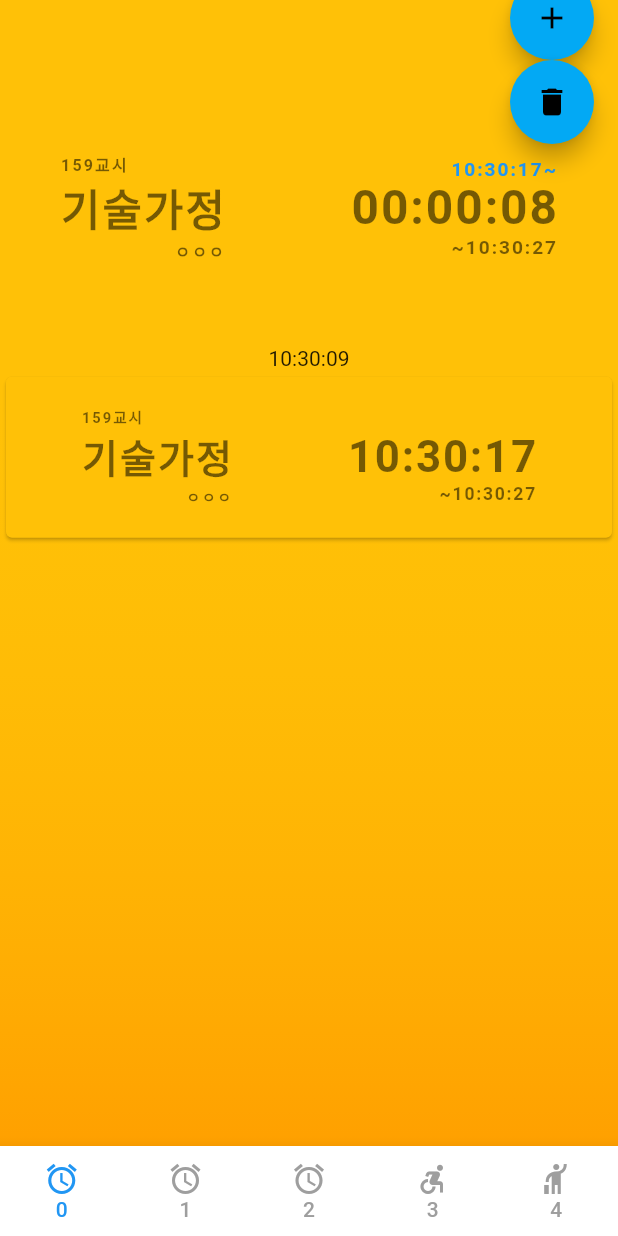
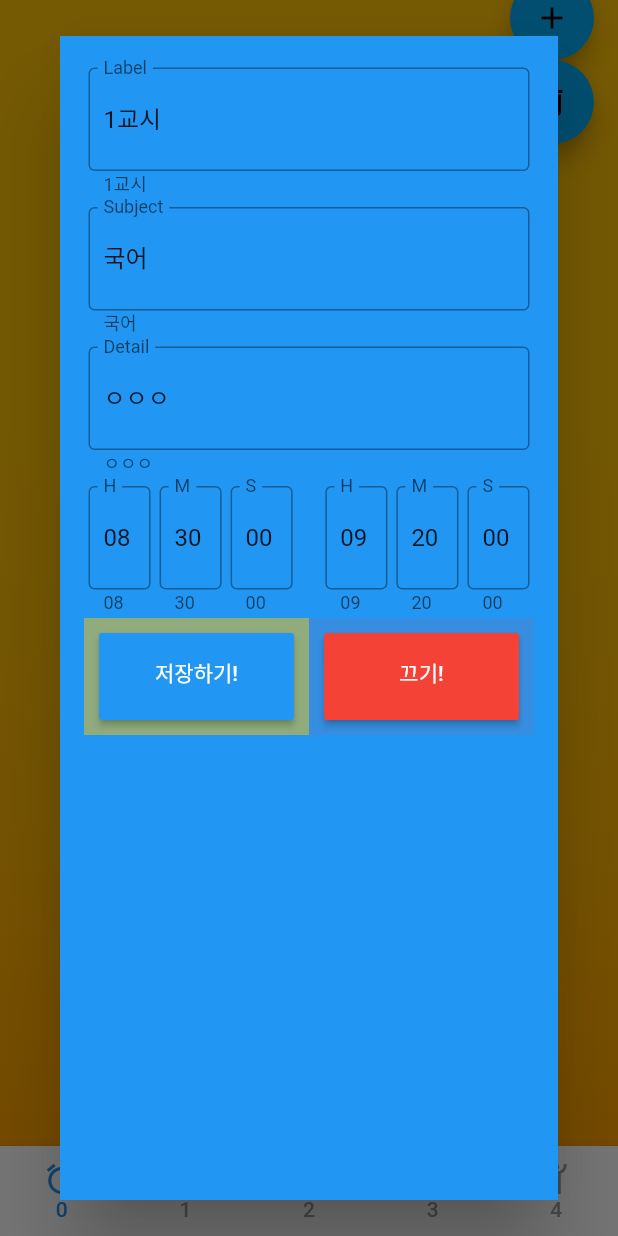
Before and after one commit to rooky0509/ontime, a Flutter app: the screen it shows after launch, after a tap on the "add" icon, on a phone screen of 412 x 824 dp. Run offline on Flutter 3.47's test engine with Material 2 defaults, Android fonts, the light colour scheme and no system bars; our stand-ins replace shared_preferences.

Commit message:
Dialog디자인 수정 / * teacher => detail *

```diff
--- a/lib/SaveData.dart
+++ b/lib/SaveData.dart
@@ -34,14 +34,14 @@ class SaveData {
 }
 
 class Cell {  //1과목
-  String label, subject, teacher;
+  String label, subject, detail;
   List<int> start, end;
   //bool isActive;
 
   Cell({
     this.label = "1교시",
     this.subject = "국어",
-    this.teacher = "ㅇㅇㅇ",
+    this.detail = "ㅇㅇㅇ",
     this.start = const [8,30,0],
     this.end = const [9,20,0],
     //this.isActive = false,
@@ -50,7 +50,7 @@ class Cell {  //1과목
   String toString() => jsonEncode({
     "label" : label,
     "subject" : subject,
-    "teacher" : teacher,
+    "detail" : detail,
     "start" : start,
     "end" : end,
   });
@@ -59,14 +59,14 @@ class Cell {  //1과목
     Map<String,dynamic> json = jsonDecode(jsonStr);
     label = json["label"];
     subject = json["subject"];
-    teacher = json["teacher"];
+    detail = json["detail"];
     start = json["start"].cast<int>();
     end = json["end"].cast<int>();
     //isActive = false;
     return Cell(
       label : label,
       subject : subject,
-      teacher : teacher,
+      detail : detail,
       start : start,
       end : end,
       //isActive : false,
@@ -121,16 +121,16 @@ class Cell {  //1과목
 
   Future<bool> editDialog(BuildContext context) async{
     final formKey = GlobalKey<FormState>();
-    String? resultLabel, resultSubject, resultTeacher;
-    List<int>? resultStart, resultEnd;
-    //bool validateState = formKey.currentState==null?true:formKey.currentState!.validate(); //yesButton에서만 사용
-    Widget tff({required String label,required initial ,required FormFieldSetter onSaved,required FormFieldValidator validator,}) {
+    String? resultLabel, resultSubject, resultDetail;
+    List<int>? resultStart = [0,0,0], resultEnd = [0,0,0];
+    Widget tff({required String label,required initial ,required FormFieldSetter onSaved,required FormFieldValidator validator, TextInputType keyboardType = TextInputType.text}) {
       Widget widget = TextFormField(
         textAlignVertical: TextAlignVertical.center,
         autovalidateMode: AutovalidateMode.always,
         onSaved: onSaved,  //함수
         validator: validator,  //함수
         initialValue: initial,  //박스 안 내용
+        keyboardType: keyboardType,
         decoration: InputDecoration(  //박스 스타일
           contentPadding: const EdgeInsets.symmetric(vertical: 25.0, horizontal: 10.0),  //내용패딩
 
@@ -143,40 +143,25 @@ class Cell {  //1과목
       );
       return  ConstrainedBox(
           constraints: const BoxConstraints.tightFor(width: double.infinity),
-          child:Container(color: Colors.blue.withOpacity(0.5), padding: EdgeInsets.all(10),child: widget,),
+          child:Container(color: Colors.blue.withOpacity(0.5), padding: EdgeInsets.fromLTRB(3, 5, 3, 5) ,child: widget,),
       );
     }
     Widget yesButton() {
       bool validateState = formKey.currentState==null?true:formKey.currentState!.validate();
-      print("yesButton() : formKey.currentState==null : ${formKey.currentState==null}");
       Widget widget = RaisedButton(
         color: validateState ? Colors.blue : Colors.grey,
         onPressed: () async {
           if (validateState){
             formKey.currentState!.save();
-            print("formKey.currentState!.validate() == true");
             label = resultLabel??"LLL";
             subject = resultSubject??"SSS";
-            teacher = resultTeacher??"TTT";
-            start = resultStart??[0,0,0];
-            end = resultEnd??[9,9,9];
-            print("""
-            label = ${resultLabel!};
-            subject = ${resultSubject!};
-  edit!!    teacher = ${resultTeacher!};
-            start = ${resultStart}!;
-            end = ${resultEnd!};
-            """);
-            print("Navigator.pop(context, true);");
+            detail = resultDetail??"TTT";
+            start = resultStart;
+            end = resultEnd;
             Navigator.pop(context, true);
           }
         },// validation 이 성공하면 true 가 리턴돼요!  //validation 이 성공하면 폼 저장하기
-        child: Text(
-          '\n저장하기!\n',
-          style: TextStyle(
-            color: Colors.white,
-          ),
-        ),
+        child: Text("\n저장하기!\n",style: TextStyle(color: Colors.white,),),
       );
       return  ConstrainedBox(
         constraints: const BoxConstraints.tightFor(width: double.infinity),
@@ -187,16 +172,11 @@ class Cell {  //1과목
       Widget widget = RaisedButton(
         color: Colors.red,
         onPressed: () => Navigator.pop(context, false),
-        child: Text(
-          '\n끄기\n',
-          style: TextStyle(
-            color: Colors.white,
-          ),
-        ),
+        child: Text("\n끄기!\n",style: TextStyle(color: Colors.white,),),
       );
       return  ConstrainedBox(
         constraints: const BoxConstraints.tightFor(width: double.infinity),
-        child:Container(color: Colors.red.withOpacity(0.5), padding: EdgeInsets.all(10),child: widget,),
+        child:Container(color: Colors.red.withOpacity(0.1), padding: EdgeInsets.all(10),child: widget,),
       );
     }
     final result = await showDialog(
@@ -207,7 +187,8 @@ class Cell {  //1과목
           shape: RoundedRectangleBorder(borderRadius:BorderRadius.circular(20.0)),
           child: Form(
             key: formKey,
-            child: Padding(
+            child: Container(
+              color: Colors.blue, //배경
               padding: EdgeInsets.all(16.0),
               child: Column(
                 children: [
@@ -230,39 +211,104 @@ class Cell {  //1과목
                     },
                   ),
                   tff(
-                    label : "Teacher",
-                    initial : teacher,
-                    onSaved : (val) => resultTeacher = val,
+                    label : "Detail",
+                    initial : detail,
+                    onSaved : (val) => resultDetail = val,
                     validator : (val) {
                       if(val.length < 1) return '필수사항입니다.';
                       return null;
                     },
                   ),
                   Row(
-                    //mainAxisSize: MainAxisSize.max,
                     children: <Widget>[
-
-                      Expanded(child: tff(
-                        label : "Start",
-                        initial : start.map((e) => e.toString().padLeft(2,"0")).join(":"),
-                        onSaved : (val) => resultStart = val.split(":").map((e)=>int.parse(e)).toList().cast<int>(),
+                      Expanded(flex: 3,child: tff(
+                        label : "H",
+                        keyboardType: TextInputType.number,
+                        initial : start[0].toString().padLeft(2,"0"),  //[]->""
+                        onSaved : (val) => resultStart[0] = int.parse(val),
                         validator : (val) { //^\d\d:\d\d:\d\d$
-                          if(!RegExp(r"^\d\d:\d\d:\d\d$").hasMatch(val)) return "00:00:00 형식이 아닙니다.";
-                          else print("00:00:00 형식");
-                          return null;
+                          if(!RegExp(r"^\d\d$").hasMatch(val)){return "Type!!!!";}
+                          else{
+                            int input = int.parse(val);
+                            if((input>=0)&(input <24)) return null;
+                            else return "00~24";
+                          }
+                        },
+                      )),
+                      Expanded(flex: 3,child: tff(
+                        label : "M",
+                        keyboardType: TextInputType.number,
+                        initial : start[1].toString().padLeft(2,"0"),  //[]->""
+                        onSaved : (val) => resultStart[1] = int.parse(val),
+                        validator : (val) { //^\d\d:\d\d:\d\d$
+                          if(!RegExp(r"^\d\d$").hasMatch(val)){return "Type!!!!";}
+                          else{
+                            int input = int.parse(val);
+                            if((input>=0)&(input <60)) return null;
+                            else return "00~60";
+                          }
+                        },
+                      )),
+                      Expanded(flex: 3,child: tff(
+                        label : "S",
+                        keyboardType: TextInputType.number,
+                        initial : start[2].toString().padLeft(2,"0"),  //[]->""
+                        onSaved : (val) => resultStart[2] = int.parse(val),
+                        validator : (val) { //^\d\d:\d\d:\d\d$
+                          if(!RegExp(r"^\d\d$").hasMatch(val)){return "Type!!!!";}
+                          else{
+                            int input = int.parse(val);
+                            if((input>=0)&(input <60)) return null;
+                            else return "00~60";
+                          }
                         },
                       )),
 
-                      Expanded(child: tff(
-                        label : "End",
-                        initial : end.map((e) => e.toString().padLeft(2,"0")).join(":"),
-                        onSaved : (val) => resultEnd = val.split(":").map((e)=>int.parse(e)).toList().cast<int>(),
+                      Spacer(flex: 1),
+
+                      Expanded(flex: 3,child: tff(
+                        label : "H",
+                        keyboardType: TextInputType.number,
+                        initial : end[0].toString().padLeft(2,"0"),  //[]->""
+                        onSaved : (val) => resultEnd[0] = int.parse(val),
                         validator : (val) {
-                          if(!RegExp(r"^\d\d:\d\d:\d\d$").hasMatch(val)) return "00:00:00 형식이 아닙니다.";
-                          else print("00:00:00 형식");
-                          return null;
+                          if(!RegExp(r"^\d\d$").hasMatch(val)){return "Type!!!!";}
+                          else{
+                            int input = int.parse(val);
+                            if((input>=0)&(input <24)) return null;
+                            else return "00~24";
+                          }
                         },
                       )),
+                      Expanded(flex: 3,child: tff(
+                        label : "M",
+                        keyboardType: TextInputType.number,
+                        initial : end[1].toString().padLeft(2,"0"),  //[]->""
+                        onSaved : (val) => resultEnd[1] = int.parse(val),
+                        validator : (val) {
+                          if(!RegExp(r"^\d\d$").hasMatch(val)){return "Type!!!!";}
+                          else{
+                            int input = int.parse(val);
+                            if((input>=0)&(input <60)) return null;
+                            else return "00~60";
+                          }
+                        },
+                      )),
+                      Expanded(flex: 3,child: tff(
+                        label : "S",
+                        keyboardType: TextInputType.number,
+                        initial : end[2].toString().padLeft(2,"0"),  //[]->""
+                        onSaved : (val) => resultEnd[2] = int.parse(val),
+                        validator : (val) {
+                          if(!RegExp(r"^\d\d$").hasMatch(val)){return "Type!!!!";}
+                          else{
+                            int input = int.parse(val);
+                            if((input>=0)&(input <60)) return null;
+                            else return "00~60";
+                          }
+                        },
+                      )),
+
                     ],
                   ),
                   Row(
@@ -309,16 +355,16 @@ Shared Preferences
 /*
 {
   0:{ weekend
-    0:{"tag":"1교시","start":[08,40,00],"end":[09,30,00],"name":"국어","teacher":"ㅐㅐㅐ"},
-    1:{"tag":"1교시","start":[08,40,00],"end":[09,30,00],"name":"국어","teacher":"ㅐㅐㅐ"}
+    0:{"tag":"1교시","start":[08,40,00],"end":[09,30,00],"name":"국어","detail":"ㅐㅐㅐ"},
+    1:{"tag":"1교시","start":[08,40,00],"end":[09,30,00],"name":"국어","detail":"ㅐㅐㅐ"}
   },
   1:{
-    0:{"tag":"1교시","start":[08,40,00],"end":[09,30,00],"name":"국어","teacher":"ㅐㅐㅐ"},
-    1:{"tag":"1교시","start":[08,40,00],"end":[09,30,00],"name":"국어","teacher":"ㅐㅐㅐ"}
+    0:{"tag":"1교시","start":[08,40,00],"end":[09,30,00],"name":"국어","detail":"ㅐㅐㅐ"},
+    1:{"tag":"1교시","start":[08,40,00],"end":[09,30,00],"name":"국어","detail":"ㅐㅐㅐ"}
   },
   2:{
-    0:{"tag":"1교시","start":[08,40,00],"end":[09,30,00],"name":"국어","teacher":"ㅐㅐㅐ"},
-    1:{"tag":"1교시","start":[08,40,00],"end":[09,30,00],"name":"국어","teacher":"ㅐㅐㅐ"}
+    0:{"tag":"1교시","start":[08,40,00],"end":[09,30,00],"name":"국어","detail":"ㅐㅐㅐ"},
+    1:{"tag":"1교시","start":[08,40,00],"end":[09,30,00],"name":"국어","detail":"ㅐㅐㅐ"}
   },
 }
 TextEdit({
--- a/lib/TimeTable.dart
+++ b/lib/TimeTable.dart
@@ -11,7 +11,7 @@ class TimeTable extends StatefulWidget{
   @override
   _TimeTableState createState() => _TimeTableState();
 }
-//{"tag":"1교시","start":[08,40,00],"end":[09,30,00],"name":"국어","teacher":"ㅐㅐㅐ"},
+//{"tag":"1교시","start":[08,40,00],"end":[09,30,00],"name":"국어","detail":"ㅐㅐㅐ"},
 class _TimeTableState extends State<TimeTable> {
 
   //#region value
@@ -34,13 +34,13 @@ class _TimeTableState extends State<TimeTable> {
       return loadCell;
     }).toList()..sort((a,b)=> a.remainDuration(b.toDateTime(today,type: true))["startYet"]?1:-1 );
   }
-  void save(int weekIndex) async{
+  void save(int weekIndex) {
     List<String> toSaveList = data[weekIndex]!.map((e) => e.toString()).toList();
     saveData.setStringList( keyStr(weekIndex) , toSaveList);
   }
   void add(int weekIndex, Cell cell) {
     data[weekIndex]!.add(cell);
-    save(weekIndex);
+    //save(weekIndex);
   }
   void clear(int weekIndex) {
     saveData.remove('cellList_$weekIndex');
@@ -64,29 +64,9 @@ class _TimeTableState extends State<TimeTable> {
       setState(() {
         today = DateTime.now();
         weekActiveIndex = 0;//today.weekday-1;
-        /*
-        int cellStartNextIndex = data[weekActiveIndex]!.indexWhere((element){
-          DateTime targetTime = DateTime(today.year, today.month, today.day, element.start[0], element.start[1], element.start[2]);
-          Duration remainDuration = targetTime.difference(today);
-          bool isNext = remainDuration.inMicroseconds > 0;
-          print(isNext);
-          return isNext;
-        });
-        */
         int cellEndNextIndex = data[weekActiveIndex]!.indexWhere((element)=>element.remainDuration(today)["endYet"]);
         cellActiveIndex = cellEndNextIndex;
-        //cellProgress = cellStartNextIndex == cellEndNextIndex;
-        //print("cellActiveIndex=$cellActiveIndex // weekActiveIndex=$weekActiveIndex // data[$weekActiveIndex].length=${data[weekActiveIndex]!.length}");
         timerTest++;
-        //print("${timerTest} --> ${timerTest%(1*20)} ==> ${timerTest%(1*20) == 0}:${data[0]!.length <= 60}");
-
-        if (timerTest%(1*20) == 0 & data[0]!.length <= 60){
-          //data[0]!.add(Cell());
-          //print("saved");
-          //save(0);
-          //data[0]!.add(Cell(label: "$timerTest교시",subject: "기술가정",start: [today.hour,today.minute,today.second+10],end: [today.hour,today.minute,today.second+20]));
-          //save(0);
-        }
       });
     });
   }
@@ -138,7 +118,7 @@ class _TimeTableState extends State<TimeTable> {
                     ),
                   ),
                   Text(
-                    cell.teacher,
+                    cell.detail,
                     textAlign: TextAlign.right,
                     style: TextStyle(
                       fontSize: 15,
@@ -152,7 +132,7 @@ class _TimeTableState extends State<TimeTable> {
             )
           )
         ),
-        Spacer(flex: 3,),
+        Expanded(flex: 3,child: Container(),),
         Expanded(
           flex: 5,
           child: FittedBox(
@@ -241,7 +221,7 @@ class _TimeTableState extends State<TimeTable> {
                   ),
                 )
               )
-              //Cell(label: "1교시$timerTest",subject: "과학",teacher: "가나다",start: [08,30,00], end: [09,20,00]))
+              //Cell(label: "1교시$timerTest",subject: "과학",detail: "가나다",start: [08,30,00], end: [09,20,00]))
             ):
             Container(
               //color: Colors.amber, //특정색(타이머 배경색) ==> Scaffold색으로 사용
@@ -253,7 +233,7 @@ class _TimeTableState extends State<TimeTable> {
                 (e){
 
                 },
-                isMainCell: true)//Cell(label: "1교시$timerTest",subject: "과학",teacher: "가나다",start: [08,30,00], end: [09,20,00]))
+                isMainCell: true)//Cell(label: "1교시$timerTest",subject: "과학",detail: "가나다",start: [08,30,00], end: [09,20,00]))
             ),
             Positioned(bottom: 0, child: Text(DateFormat.Hms().format(today))),
           ],
@@ -311,14 +291,18 @@ class _TimeTableState extends State<TimeTable> {
       children: <Widget>[
         FloatingActionButton(
           child: Icon(Icons.add),
-          onPressed: (){
+          onPressed: () async{
             //saveData.remove('cellList_0');
-            add(0, Cell(
-              label: "$timerTest교시",
-              subject: "기술가정",
-              start: [today.hour,today.minute,today.second+10],
-              end: [today.hour,today.minute,today.second+20]
-            ));
+            Cell newCell = Cell();
+            newCell.editDialog(context).then((value){
+              if(value){
+                print("[$newCell]Get!! value : $value");
+                add(0, newCell);
+                save(0);
+              }else{
+                print("GET!! but.. False! => add close");
+              }
+            });
             print("addaddadd");
           },
         ),
--- a/lib/home.dart
+++ b/lib/home.dart
@@ -194,6 +194,8 @@ Dialog Editor
 정규식(Regular Expressions / Regex)
   : https://medium.com/@originerd/정규-표현식-좀-더-깊이-알아보기-5bd16027e1e0
     ㄴ 정규표현식에 대하여
+  : https://blog.naver.com/PostView.naver?blogId=knight50&logNo=80128661197&redirect=Dlog&widgetTypeCall=true&directAccess=false
+    ㄴ 정규식 자세하게
   : https://rubular.com/r/gY8DYYyIEH4OWy
     ㄴ 정규표현식 테스트
   : https://tksuns12.github.io/project/sossul-sixth/
```
